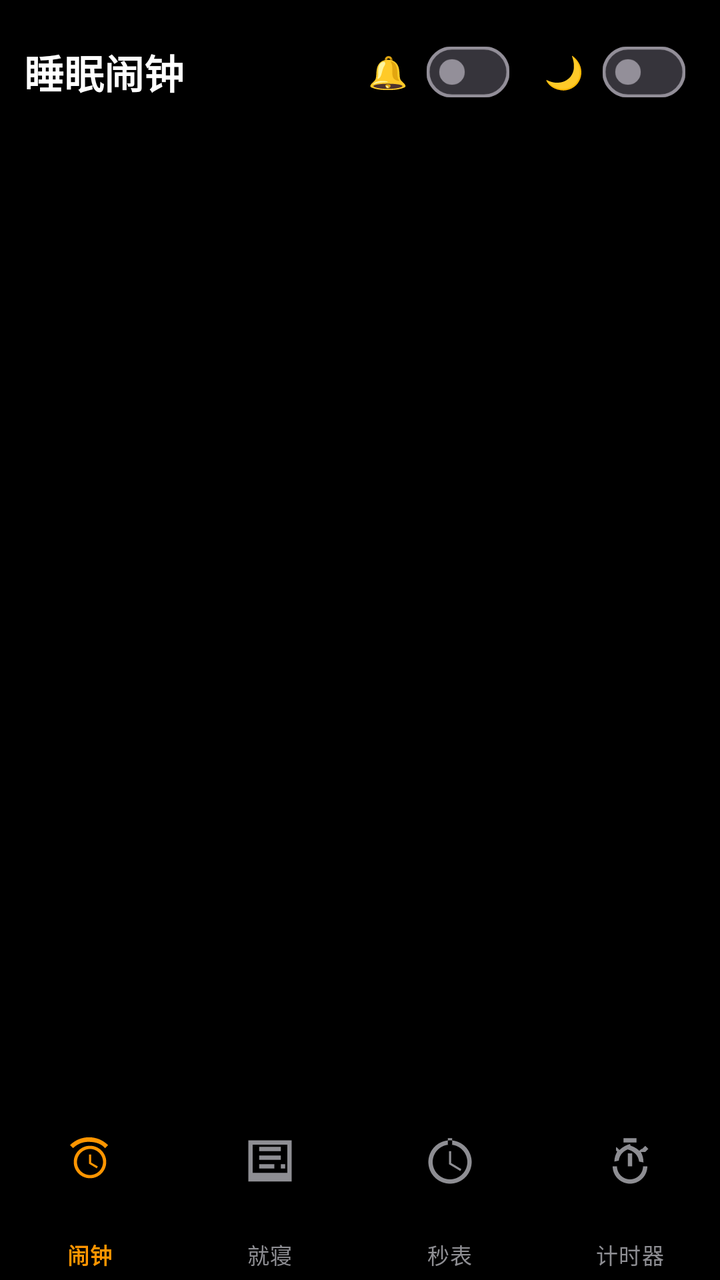
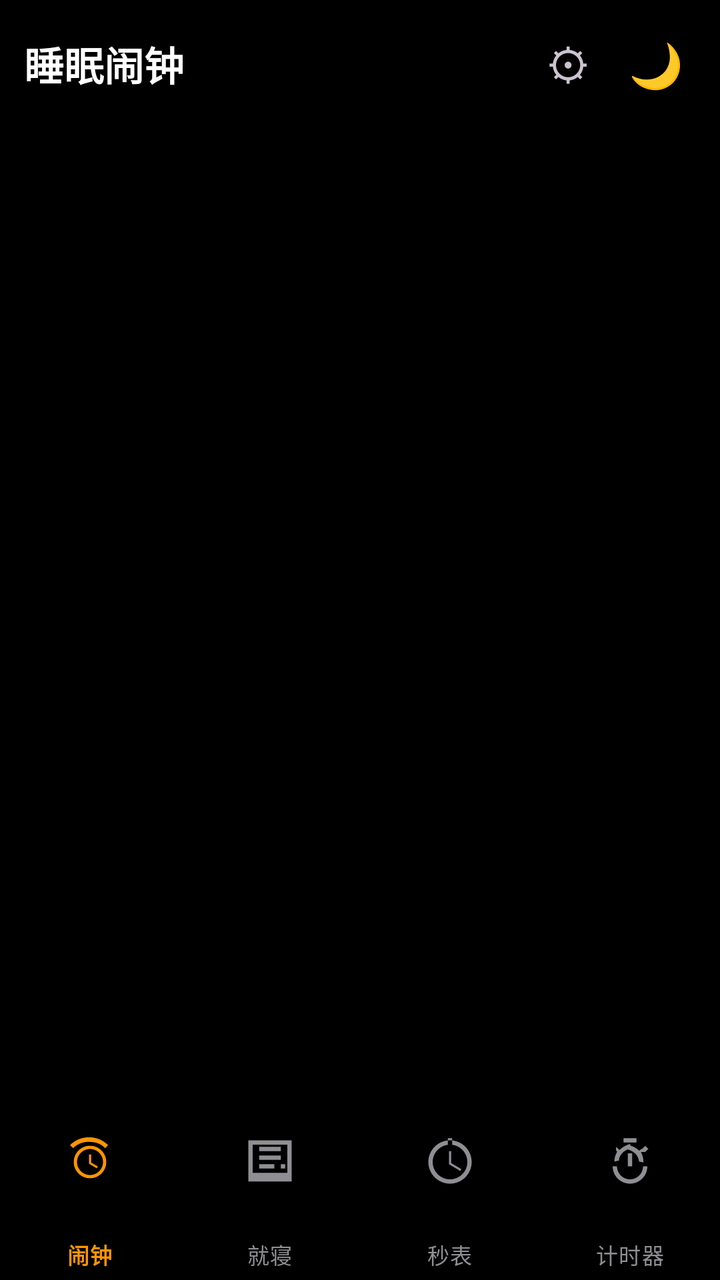

Compare the two renders of this Android layout. The source of the first and the diff that turns it into the second are given below.
<!-- AndroidManifest.xml: application theme Theme.SleepAlarm -->
<!-- res/layout/activity_main.xml -->
<?xml version="1.0" encoding="utf-8"?>
<LinearLayout xmlns:android="http://schemas.android.com/apk/res/android"
    xmlns:app="http://schemas.android.com/apk/res-auto"
    android:layout_width="match_parent"
    android:layout_height="match_parent"
    android:orientation="vertical"
    android:background="?attr/appBackground">

    
    <LinearLayout
        android:layout_width="match_parent"
        android:layout_height="wrap_content"
        android:orientation="horizontal"
        android:gravity="center_vertical"
        android:padding="12dp"
        android:background="?attr/appBackground">

        <TextView
            android:layout_width="0dp"
            android:layout_height="wrap_content"
            android:layout_weight="1"
            android:text="睡眠闹钟"
            android:textSize="20sp"
            android:textColor="?attr/appTextPrimary"
            android:textStyle="bold" />

        <LinearLayout
            android:layout_width="wrap_content"
            android:layout_height="wrap_content"
            android:orientation="horizontal"
            android:gravity="center_vertical">

            <TextView
                android:layout_width="wrap_content"
                android:layout_height="wrap_content"
                android:text="🔔"
                android:textSize="16sp"
                android:layout_marginEnd="4dp" />

            <com.google.android.material.materialswitch.MaterialSwitch
                android:id="@+id/switch_lock_notify"
                android:layout_width="wrap_content"
                android:layout_height="wrap_content"
                android:layout_marginEnd="12dp"
                android:scaleX="0.8"
                android:scaleY="0.8" />

            <TextView
                android:layout_width="wrap_content"
                android:layout_height="wrap_content"
                android:text="🌙"
                android:textSize="16sp"
                android:layout_marginEnd="4dp" />

            <com.google.android.material.materialswitch.MaterialSwitch
                android:id="@+id/switch_theme"
                android:layout_width="wrap_content"
                android:layout_height="wrap_content"
                android:scaleX="0.8"
                android:scaleY="0.8" />
        </LinearLayout>
    </LinearLayout>

    <FrameLayout
        android:id="@+id/fragment_container"
        android:layout_width="match_parent"
        android:layout_height="0dp"
        android:layout_weight="1" />

    <com.google.android.material.bottomnavigation.BottomNavigationView
        android:id="@+id/bottom_nav"
        android:layout_width="match_parent"
        android:layout_height="wrap_content"
        android:background="?attr/appBackground"
        app:menu="@menu/bottom_nav"
        app:labelVisibilityMode="labeled"
        app:itemIconTint="@color/bottom_nav_selector"
        app:itemTextColor="@color/bottom_nav_selector"
        app:itemIconSize="26dp"
        app:itemTextAppearanceActive="@style/BottomNavText"
        app:itemTextAppearanceInactive="@style/BottomNavText"
        app:itemPaddingTop="8dp"
        app:itemPaddingBottom="8dp" />

</LinearLayout>
<!-- resources referenced by this layout -->
<resources>
  <style name="BottomNavText" parent="TextAppearance.Material3.LabelSmall">
          <item name="android:textSize">11sp</item>
          <item name="android:fontFamily">sans-serif-medium</item>
      </style>
  <style name="Theme.SleepAlarm" parent="Theme.Material3.Dark.NoActionBar">
          <item name="colorPrimary">@color/primary</item>
          <item name="colorOnPrimary">@color/on_primary</item>
          <item name="colorPrimaryContainer">@color/surface_light</item>
          <item name="colorOnPrimaryContainer">@color/primary</item>
          <item name="colorSecondary">@color/secondary</item>
          <item name="android:colorBackground">@color/background</item>
          <item name="colorOnBackground">@color/on_background</item>
          <item name="colorSurface">@color/surface</item>
          <item name="colorOnSurface">@color/on_surface</item>
          <item name="android:statusBarColor">@color/background</item>
          <item name="android:navigationBarColor">@color/background</item>
          <item name="android:windowLightStatusBar">false</item>
  
          
          <item name="appBackground">@color/background</item>
          <item name="appSurface">@color/surface</item>
          <item name="appSurfaceLight">@color/surface_light</item>
          <item name="appAccent">@color/primary</item>
          <item name="appTextPrimary">@color/text_primary</item>
          <item name="appTextSecondary">@color/text_secondary</item>
          <item name="appDivider">@color/divider</item>
          <item name="appCardBg">@color/card_bg</item>
      </style>
  <color name="primary">#FF9500</color>
  <color name="on_primary">#000000</color>
  <color name="surface_light">#2C2C2E</color>
  <color name="secondary">#FF9500</color>
  <color name="background">#000000</color>
  <color name="on_background">#FFFFFF</color>
  <color name="surface">#1C1C1E</color>
  <color name="on_surface">#FFFFFF</color>
  <color name="text_primary">#FFFFFF</color>
  <color name="text_secondary">#8E8E93</color>
  <color name="divider">#2C2C2E</color>
  <color name="card_bg">#1C1C1E</color>
</resources>

<!-- the commit's change to res/layout/activity_main.xml (unified diff, before → after) -->
@@ -24,41 +24,30 @@
             android:textColor="?attr/appTextPrimary"
             android:textStyle="bold" />
 
-        <LinearLayout
-            android:layout_width="wrap_content"
-            android:layout_height="wrap_content"
-            android:orientation="horizontal"
-            android:gravity="center_vertical">
+        
+        <TextView
+            android:id="@+id/btn_settings"
+            android:layout_width="40dp"
+            android:layout_height="40dp"
+            android:text="⚙"
+            android:textSize="22sp"
+            android:gravity="center"
+            android:clickable="true"
+            android:focusable="true"
+            android:layout_marginEnd="4dp"
+            android:background="?attr/selectableItemBackgroundBorderless" />
 
-            <TextView
-                android:layout_width="wrap_content"
-                android:layout_height="wrap_content"
-                android:text="🔔"
-                android:textSize="16sp"
-                android:layout_marginEnd="4dp" />
-
-            <com.google.android.material.materialswitch.MaterialSwitch
-                android:id="@+id/switch_lock_notify"
-                android:layout_width="wrap_content"
-                android:layout_height="wrap_content"
-                android:layout_marginEnd="12dp"
-                android:scaleX="0.8"
-                android:scaleY="0.8" />
-
-            <TextView
-                android:layout_width="wrap_content"
-                android:layout_height="wrap_content"
-                android:text="🌙"
-                android:textSize="16sp"
-                android:layout_marginEnd="4dp" />
-
-            <com.google.android.material.materialswitch.MaterialSwitch
-                android:id="@+id/switch_theme"
-                android:layout_width="wrap_content"
-                android:layout_height="wrap_content"
-                android:scaleX="0.8"
-                android:scaleY="0.8" />
-        </LinearLayout>
+        
+        <TextView
+            android:id="@+id/btn_theme_toggle"
+            android:layout_width="40dp"
+            android:layout_height="40dp"
+            android:text="🌙"
+            android:textSize="22sp"
+            android:gravity="center"
+            android:clickable="true"
+            android:focusable="true"
+            android:background="?attr/selectableItemBackgroundBorderless" />
     </LinearLayout>
 
     <FrameLayout
<!-- resource entries referenced after the edit -->
@@ -2,7 +2,6 @@
 <resources>
   <style name="BottomNavText" parent="TextAppearance.Material3.LabelSmall">
           <item name="android:textSize">11sp</item>
-          <item name="android:fontFamily">sans-serif-medium</item>
       </style>
   <style name="Theme.SleepAlarm" parent="Theme.Material3.Dark.NoActionBar">
           <item name="colorPrimary">@color/primary</item>
